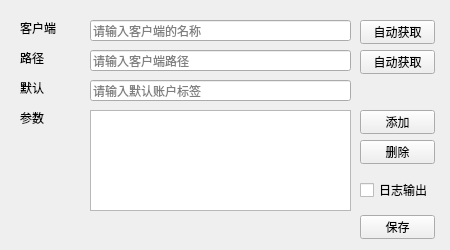
The window that src/ui/settings.ui (Zropk66/Telegram-Account-Switcher) describes before a commit, drawn with Qt 5.
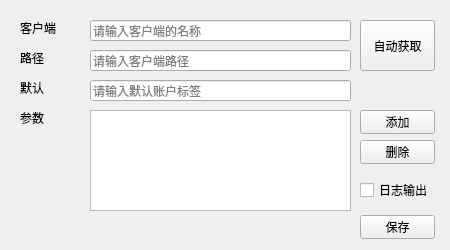
The same window after the commit.

```diff
--- a/src/ui/settings.ui
+++ b/src/ui/settings.ui
@@ -73,7 +73,7 @@
       <x>360</x>
       <y>20</y>
       <width>75</width>
-      <height>24</height>
+      <height>51</height>
      </rect>
     </property>
     <property name="toolTip">
@@ -83,22 +83,6 @@
      <string>自动获取</string>
     </property>
    </widget>
-   <widget class="QPushButton" name="path_button">
-    <property name="geometry">
-     <rect>
-      <x>360</x>
-      <y>50</y>
-      <width>75</width>
-      <height>24</height>
-     </rect>
-    </property>
-    <property name="toolTip">
-     <string>自动获取客户端路径</string>
-    </property>
-    <property name="text">
-     <string>自动获取</string>
-    </property>
-   </widget>
    <widget class="QLabel" name="path_label">
     <property name="geometry">
      <rect>
```
Left out of the diff: 2 changed lines with no effect on the pictures.
